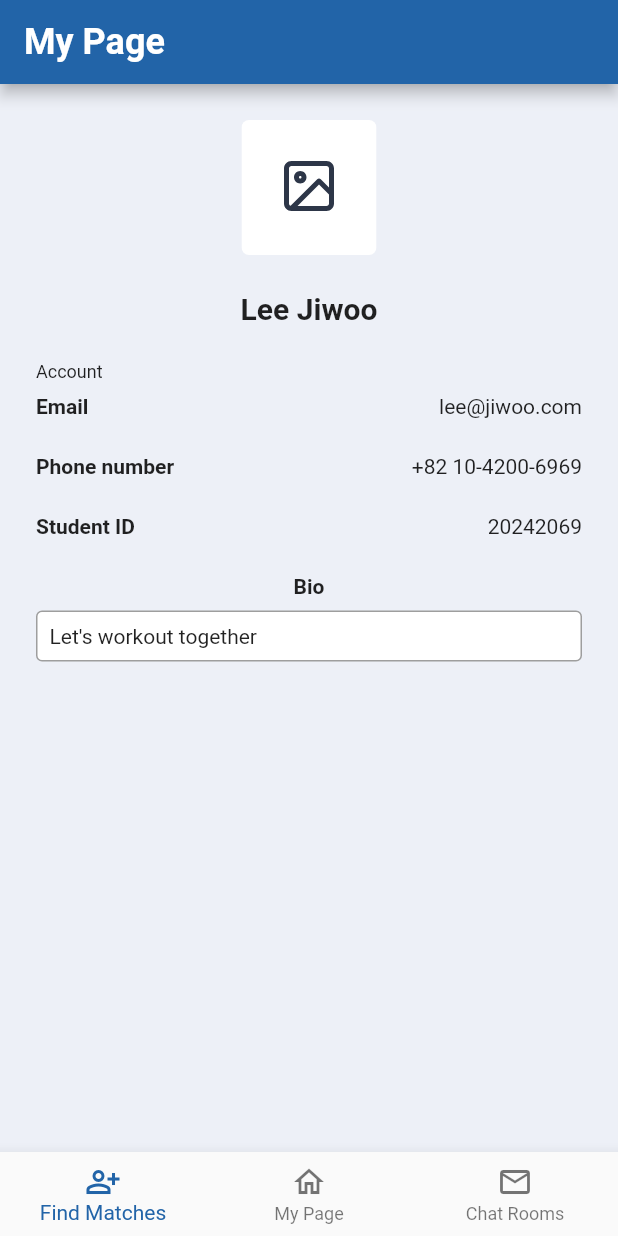
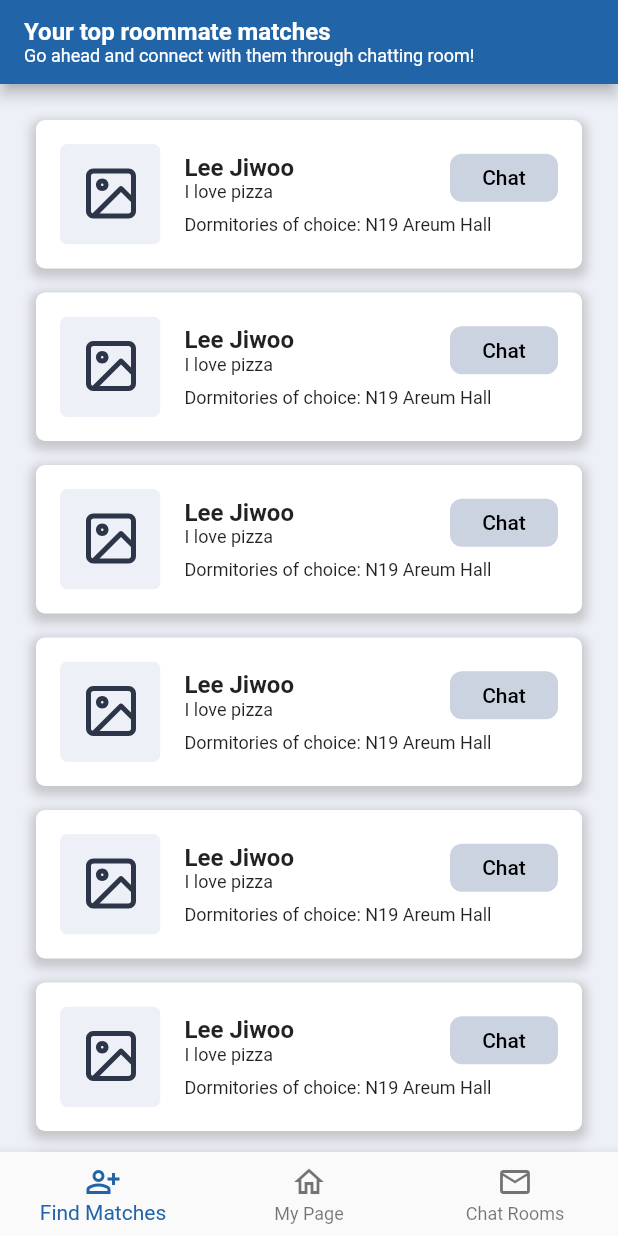
Before and after one commit to wthIC/kaistie, a Flutter app: the screen it shows after launch, on a phone screen of 412 x 824 dp. Run offline on Flutter 3.47's test engine with Material 2 defaults, Android fonts, the phone set to English and light mode, and no system bars; our stand-ins replace flutter_spinkit, flutter_svg.

Commit message:
added find matches screen

```diff
--- a/lib/components/custom_bottom_navigation_bar.dart
+++ b/lib/components/custom_bottom_navigation_bar.dart
@@ -1,5 +1,6 @@
 import 'package:flutter/material.dart';
 import 'package:kaistie/screens/chat_list_screen.dart';
+import 'package:kaistie/screens/find_matches_screen.dart';
 import 'package:kaistie/screens/my_page_self_screen.dart';
 
 class CustomBottomNavigationBar extends StatefulWidget {
@@ -22,7 +23,12 @@ class _CustomBottomNavigationBarState extends State<CustomBottomNavigationBar> {
       currentIndex: widget.currentIndex,
       onTap: (int index) {
         if (index == 0) {
-          //Make matches screen
+          Navigator.pushReplacement(
+            context,
+            MaterialPageRoute(
+              builder: (context) => const FindMatchesScreen(),
+            ),
+          );
         } else if (index == 1) {
           Navigator.pushReplacement(
             context,
--- a/lib/main.dart
+++ b/lib/main.dart
@@ -1,6 +1,7 @@
 import 'package:flutter/material.dart';
 import 'package:kaistie/screens/chat_list_screen.dart';
 import 'package:kaistie/screens/chat_screen.dart';
+import 'package:kaistie/screens/find_matches_screen.dart';
 import 'package:kaistie/screens/my_page_match_screen.dart';
 import 'package:kaistie/screens/my_page_self_screen.dart';
 import 'package:kaistie/screens/sign_in_screen.dart';
@@ -36,7 +37,7 @@ class Kaistie extends StatelessWidget {
         ),
         backgroundColor: Colors.white,
       ),
-      home: const MyPageMatch(),
+      home: const FindMatchesScreen(),
     );
   }
 }
--- /dev/null
+++ b/lib/screens/find_matches_screen.dart
@@ -0,0 +1,212 @@
+import 'package:flutter/material.dart';
+import 'package:flutter_spinkit/flutter_spinkit.dart';
+import 'package:flutter_svg/flutter_svg.dart';
+import 'package:kaistie/components/custom_bottom_navigation_bar.dart';
+
+class FindMatchesScreen extends StatelessWidget {
+  const FindMatchesScreen({Key? key}) : super(key: key);
+
+  @override
+  Widget build(BuildContext context) {
+    return SafeArea(
+      child: GestureDetector(
+        onTap: () {
+          FocusManager.instance.primaryFocus?.unfocus();
+        },
+        child: Scaffold(
+          backgroundColor: const Color(0xFFEDF0F7),
+          appBar: AppBar(
+            centerTitle: false,
+            title: Column(
+              crossAxisAlignment: CrossAxisAlignment.start,
+              children: const [
+                Text(
+                  'Your top roommate matches',
+                  style: TextStyle(
+                    fontSize: 16.0,
+                    fontWeight: FontWeight.w700,
+                  ),
+                ),
+                Text(
+                  'Go ahead and connect with them through chatting room!',
+                  style: TextStyle(
+                    fontSize: 12.0,
+                    fontWeight: FontWeight.w400,
+                  ),
+                ),
+              ],
+            ),
+          ),
+          body: SingleChildScrollView(
+            physics: const BouncingScrollPhysics(),
+            child: Padding(
+              padding: const EdgeInsets.all(24.0),
+              child: Column(
+                children: [
+                  _MatchEntry(),
+                  const SizedBox(height: 16.0),
+                  _MatchEntry(),
+                  const SizedBox(height: 16.0),
+                  _MatchEntry(),
+                  const SizedBox(height: 16.0),
+                  _MatchEntry(),
+                  const SizedBox(height: 16.0),
+                  _MatchEntry(),
+                  const SizedBox(height: 16.0),
+                  _MatchEntry(),
+                  const SizedBox(height: 16.0),
+                  _MatchEntry(),
+                ],
+              ),
+            ),
+          ),
+          bottomNavigationBar: const CustomBottomNavigationBar(
+            currentIndex: 0,
+          ),
+        ),
+      ),
+    );
+  }
+}
+
+class _MatchEntry extends StatelessWidget {
+  const _MatchEntry({Key? key}) : super(key: key);
+
+  @override
+  Widget build(BuildContext context) {
+    return Container(
+      padding: const EdgeInsets.all(16.0),
+      decoration: BoxDecoration(
+        color: Colors.white,
+        borderRadius: BorderRadius.circular(6.0),
+        boxShadow: [
+          BoxShadow(
+            color: Colors.grey.withOpacity(0.5),
+            spreadRadius: 3,
+            blurRadius: 5,
+            offset: const Offset(0, 3), // changes position of shadow
+          ),
+        ],
+      ),
+      child: Row(
+        children: [
+          SvgPicture.asset(
+            'assets/image_placeholder_grey.svg',
+          ),
+          const SizedBox(width: 16.0),
+          Expanded(
+            child: Column(
+              crossAxisAlignment: CrossAxisAlignment.start,
+              children: [
+                Row(
+                  mainAxisAlignment: MainAxisAlignment.spaceBetween,
+                  mainAxisSize: MainAxisSize.max,
+                  children: [
+                    Column(
+                      crossAxisAlignment: CrossAxisAlignment.start,
+                      children: const [
+                        Text(
+                          'Lee Jiwoo',
+                          style: TextStyle(
+                            fontSize: 16.0,
+                            fontWeight: FontWeight.w700,
+                          ),
+                        ),
+                        Text(
+                          'I love pizza',
+                          style: TextStyle(
+                            fontSize: 12.0,
+                            fontWeight: FontWeight.w400,
+                          ),
+                        ),
+                      ],
+                    ),
+                    _CustomButton(
+                      onTap: () {},
+                      color: const Color(0xFFCBD2E0),
+                      textColor: Colors.black,
+                      buttonText: 'Chat',
+                    ),
+                  ],
+                ),
+                const SizedBox(height: 8.0),
+                const Text(
+                  'Dormitories of choice: N19 Areum Hall',
+                  style: TextStyle(
+                    fontSize: 12.0,
+                    fontWeight: FontWeight.w400,
+                  ),
+                ),
+              ],
+            ),
+          )
+        ],
+      ),
+    );
+  }
+}
+
+class _CustomButton extends StatelessWidget {
+  const _CustomButton({
+    Key? key,
+    required this.onTap,
+    required this.buttonText,
+    required this.color,
+    required this.textColor,
+    this.disabled = false,
+    this.loading = false,
+  }) : super(key: key);
+
+  final Function() onTap;
+  final String buttonText;
+  final bool disabled;
+  final Color? color;
+  final Color textColor;
+  final Color disabledColor = const Color.fromRGBO(144, 164, 174, 1);
+  final bool loading;
+
+  @override
+  Widget build(BuildContext context) {
+    final TextTheme textTheme = Theme.of(context).textTheme;
+    return Column(
+      mainAxisSize: MainAxisSize.min,
+      children: [
+        Container(
+          height: 32.0,
+          width: 72.0,
+          decoration: BoxDecoration(
+            borderRadius: BorderRadius.circular(8.0),
+            color: color,
+          ),
+          child: Material(
+            color: Colors.transparent,
+            child: InkWell(
+              splashColor: disabledColor,
+              highlightColor: disabledColor,
+              borderRadius: BorderRadius.circular(8.0),
+              onTap: disabled ? null : onTap,
+              child: SizedBox(
+                child: Padding(
+                  padding: const EdgeInsets.symmetric(horizontal: 14.0),
+                  child: Center(
+                    child: loading
+                        ? const SpinKitThreeBounce(
+                            color: Colors.white,
+                            size: 20,
+                          )
+                        : Text(
+                            buttonText,
+                            style: textTheme.button!.copyWith(color: textColor),
+                            textAlign: TextAlign.center,
+                          ),
+                  ),
+                ),
+                // height: 40.0,
+              ),
+            ),
+          ),
+        ),
+      ],
+    );
+  }
+}
```
Also changed, not shown: assets/image_placeholder_grey.svg (added).
